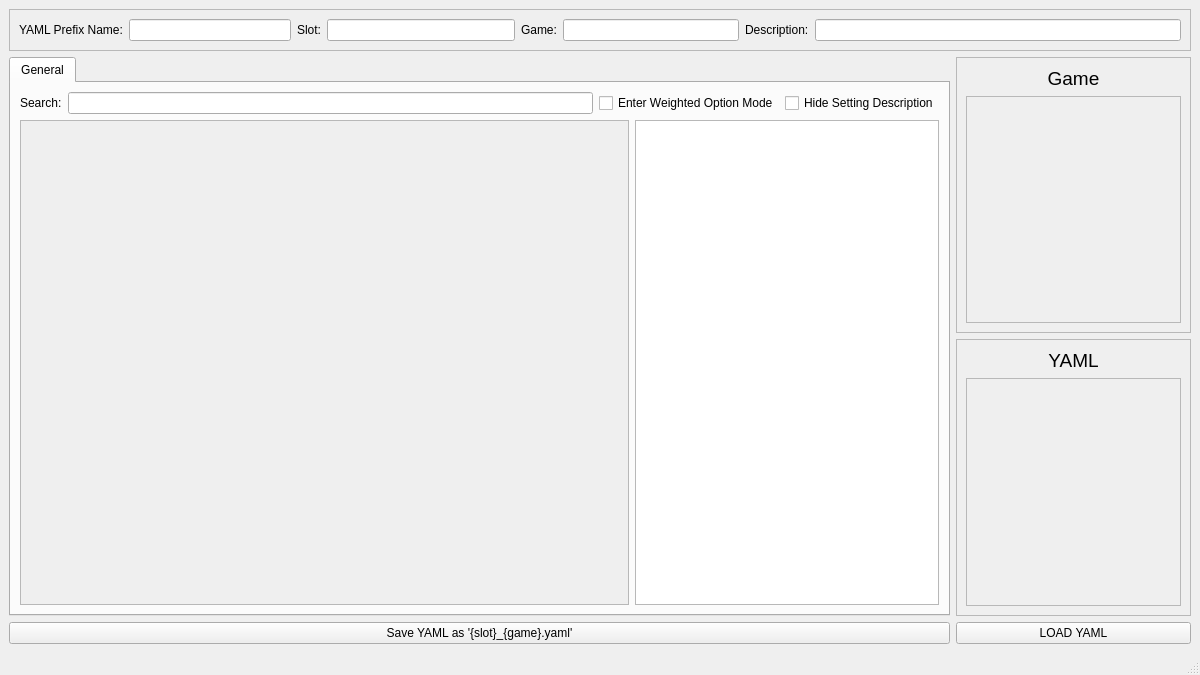
Above: main.ui from RayStormThunder/yaml_editor before the change. Below: the same form after it.
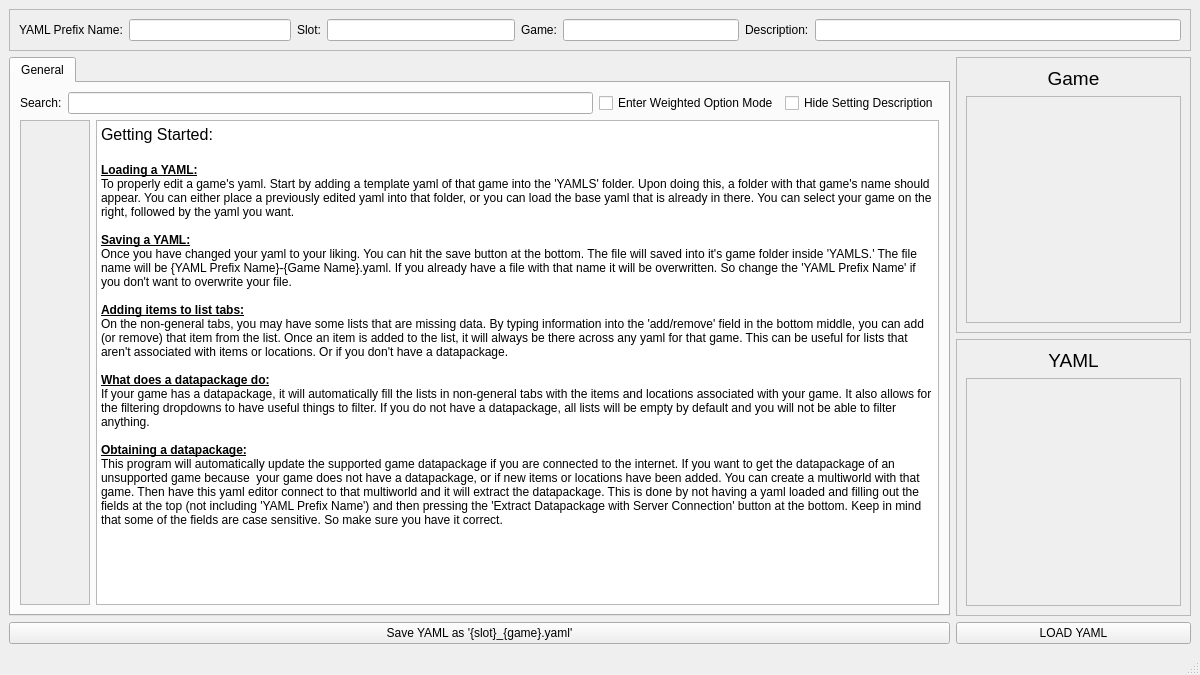
That is the form after the change.

Diff of the .ui file:
```diff
--- a/main.ui
+++ b/main.ui
@@ -131,7 +131,7 @@
            </layout>
           </item>
           <item>
-           <layout class="QHBoxLayout" name="MainLayout" stretch="2,1">
+           <layout class="QHBoxLayout" name="MainLayout" stretch="0,1">
             <item>
              <widget class="QScrollArea" name="ScrollMain">
               <property name="sizePolicy">
@@ -151,7 +151,7 @@
                 <rect>
                  <x>0</x>
                  <y>0</y>
-                 <width>614</width>
+                 <width>49</width>
                  <height>486</height>
                 </rect>
                </property>
@@ -175,6 +175,9 @@
             </item>
             <item>
              <widget class="QTextEdit" name="DescriptionText">
+              <property name="readOnly">
+               <bool>true</bool>
+              </property>
               <property name="markdown">
                <string/>
               </property>
@@ -186,7 +189,26 @@
 li.unchecked::marker { content: &quot;\2610&quot;; }
 li.checked::marker { content: &quot;\2612&quot;; }
 &lt;/style&gt;&lt;/head&gt;&lt;body style=&quot; font-family:'Segoe UI'; font-size:9pt; font-weight:400; font-style:normal;&quot;&gt;
-&lt;p style=&quot;-qt-paragraph-type:empty; margin-top:0px; margin-bottom:0px; margin-left:0px; margin-right:0px; -qt-block-indent:0; text-indent:0px;&quot;&gt;&lt;br /&gt;&lt;/p&gt;&lt;/body&gt;&lt;/html&gt;</string>
+&lt;p style=&quot; margin-top:0px; margin-bottom:0px; margin-left:0px; margin-right:0px; -qt-block-indent:0; text-indent:0px;&quot;&gt;&lt;span style=&quot; font-size:12pt;&quot;&gt;Getting Started:&lt;/span&gt;&lt;/p&gt;
+&lt;p style=&quot;-qt-paragraph-type:empty; margin-top:0px; margin-bottom:0px; margin-left:0px; margin-right:0px; -qt-block-indent:0; text-indent:0px; font-size:12pt;&quot;&gt;&lt;br /&gt;&lt;/p&gt;
+&lt;p style=&quot; margin-top:0px; margin-bottom:0px; margin-left:0px; margin-right:0px; -qt-block-indent:0; text-indent:0px;&quot;&gt;&lt;span style=&quot; font-weight:700; text-decoration: underline;&quot;&gt;Loading a YAML:&lt;/span&gt;&lt;/p&gt;
+&lt;p style=&quot; margin-top:0px; margin-bottom:0px; margin-left:0px; margin-right:0px; -qt-block-indent:0; text-indent:0px;&quot;&gt;To properly edit a game's yaml. Start by adding a template yaml of that game into the 'YAMLS' folder. Upon doing this, a folder with that game's name should appear. You can either place a previously edited yaml into that folder, or you can load the base yaml that is already in there. You can select your game on the right, followed by the yaml you want.&lt;/p&gt;
+&lt;p style=&quot;-qt-paragraph-type:empty; margin-top:0px; margin-bottom:0px; margin-left:0px; margin-right:0px; -qt-block-indent:0; text-indent:0px;&quot;&gt;&lt;br /&gt;&lt;/p&gt;
+&lt;p style=&quot; margin-top:0px; margin-bottom:0px; margin-left:0px; margin-right:0px; -qt-block-indent:0; text-indent:0px;&quot;&gt;&lt;span style=&quot; font-weight:700; text-decoration: underline;&quot;&gt;Saving a YAML:&lt;/span&gt;&lt;/p&gt;
+&lt;p style=&quot; margin-top:0px; margin-bottom:0px; margin-left:0px; margin-right:0px; -qt-block-indent:0; text-indent:0px;&quot;&gt;Once you have changed your yaml to your liking. You can hit the save button at the bottom. The file will saved into it's game folder inside 'YAMLS.' The file name will be {YAML Prefix Name}-{Game Name}.yaml. If you already have a file with that name it will be overwritten. So change the 'YAML Prefix Name' if you don't want to overwrite your file.&lt;/p&gt;
+&lt;p style=&quot;-qt-paragraph-type:empty; margin-top:0px; margin-bottom:0px; margin-left:0px; margin-right:0px; -qt-block-indent:0; text-indent:0px;&quot;&gt;&lt;br /&gt;&lt;/p&gt;
+&lt;p style=&quot; margin-top:0px; margin-bottom:0px; margin-left:0px; margin-right:0px; -qt-block-indent:0; text-indent:0px;&quot;&gt;&lt;span style=&quot; font-weight:700; text-decoration: underline;&quot;&gt;Adding items to list tabs:&lt;/span&gt;&lt;/p&gt;
+&lt;p style=&quot; margin-top:0px; margin-bottom:0px; margin-left:0px; margin-right:0px; -qt-block-indent:0; text-indent:0px;&quot;&gt;On the non-general tabs, you may have some lists that are missing data. By typing information into the 'add/remove' field in the bottom middle, you can add (or remove) that item from the list. Once an item is added to the list, it will always be there across any yaml for that game. This can be useful for lists that aren't associated with items or locations. Or if you don't have a datapackage.&lt;/p&gt;
+&lt;p style=&quot;-qt-paragraph-type:empty; margin-top:0px; margin-bottom:0px; margin-left:0px; margin-right:0px; -qt-block-indent:0; text-indent:0px;&quot;&gt;&lt;br /&gt;&lt;/p&gt;
+&lt;p style=&quot; margin-top:0px; margin-bottom:0px; margin-left:0px; margin-right:0px; -qt-block-indent:0; text-indent:0px;&quot;&gt;&lt;span style=&quot; font-weight:700; text-decoration: underline;&quot;&gt;What does a datapackage do:&lt;/span&gt;&lt;/p&gt;
+&lt;p style=&quot; margin-top:0px; margin-bottom:0px; margin-left:0px; margin-right:0px; -qt-block-indent:0; text-indent:0px;&quot;&gt;If your game has a datapackage, it will automatically fill the lists in non-general tabs with the items and locations associated with your game. It also allows for the filtering dropdowns to have useful things to filter. If you do not have a datapackage, all lists will be empty by default and you will not be able to filter anything. &lt;/p&gt;
+&lt;p style=&quot;-qt-paragraph-type:empty; margin-top:0px; margin-bottom:0px; margin-left:0px; margin-right:0px; -qt-block-indent:0; text-indent:0px;&quot;&gt;&lt;br /&gt;&lt;/p&gt;
+&lt;p style=&quot; margin-top:0px; margin-bottom:0px; margin-left:0px; margin-right:0px; -qt-block-indent:0; text-indent:0px;&quot;&gt;&lt;span style=&quot; font-weight:700; text-decoration: underline;&quot;&gt;Obtaining a datapackage:&lt;/span&gt;&lt;/p&gt;
+&lt;p style=&quot; margin-top:0px; margin-bottom:0px; margin-left:0px; margin-right:0px; -qt-block-indent:0; text-indent:0px;&quot;&gt;This program will automatically update the supported game datapackage if you are connected to the internet. If you want to get the datapackage of an unsupported game because  your game does not have a datapackage, or if new items or locations have been added. You can create a multiworld with that game. Then have this yaml editor connect to that multiworld and it will extract the datapackage. This is done by not having a yaml loaded and filling out the fields at the top (not including 'YAML Prefix Name') and then pressing the 'Extract Datapackage with Server Connection' button at the bottom. Keep in mind that some of the fields are case sensitive. So make sure you have it correct.&lt;/p&gt;
+&lt;p style=&quot; margin-top:0px; margin-bottom:0px; margin-left:0px; margin-right:0px; -qt-block-indent:0; text-indent:0px;&quot;&gt;&lt;span style=&quot; font-size:14pt;&quot;&gt;    &lt;/span&gt;&lt;/p&gt;&lt;/body&gt;&lt;/html&gt;</string>
+              </property>
+              <property name="textInteractionFlags">
+               <set>Qt::TextInteractionFlag::TextSelectableByMouse</set>
               </property>
              </widget>
             </item>
```
Left out of the diff: 51 changed lines with no effect on the pictures.
